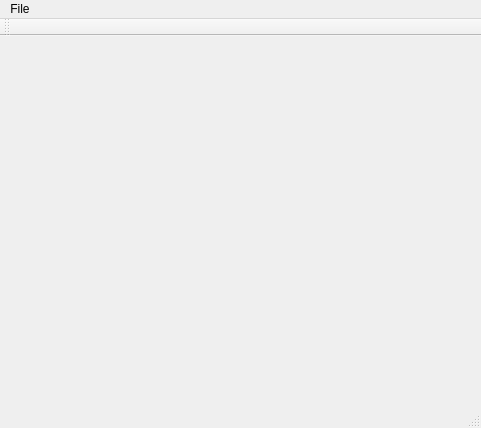
First picture: the form in Geac/geac.ui, repository LaTruelle/Geac, before the edit.
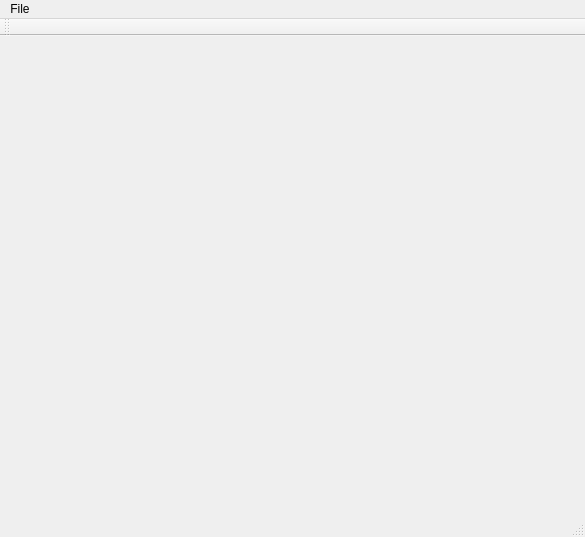
Second picture: the form after the edit.

```diff
--- a/Geac/geac.ui
+++ b/Geac/geac.ui
@@ -6,8 +6,8 @@
    <rect>
     <x>0</x>
     <y>0</y>
-    <width>481</width>
-    <height>428</height>
+    <width>585</width>
+    <height>537</height>
    </rect>
   </property>
   <property name="windowTitle">
@@ -19,7 +19,7 @@
     <rect>
      <x>0</x>
      <y>0</y>
-     <width>481</width>
+     <width>585</width>
      <height>22</height>
     </rect>
    </property>
```
